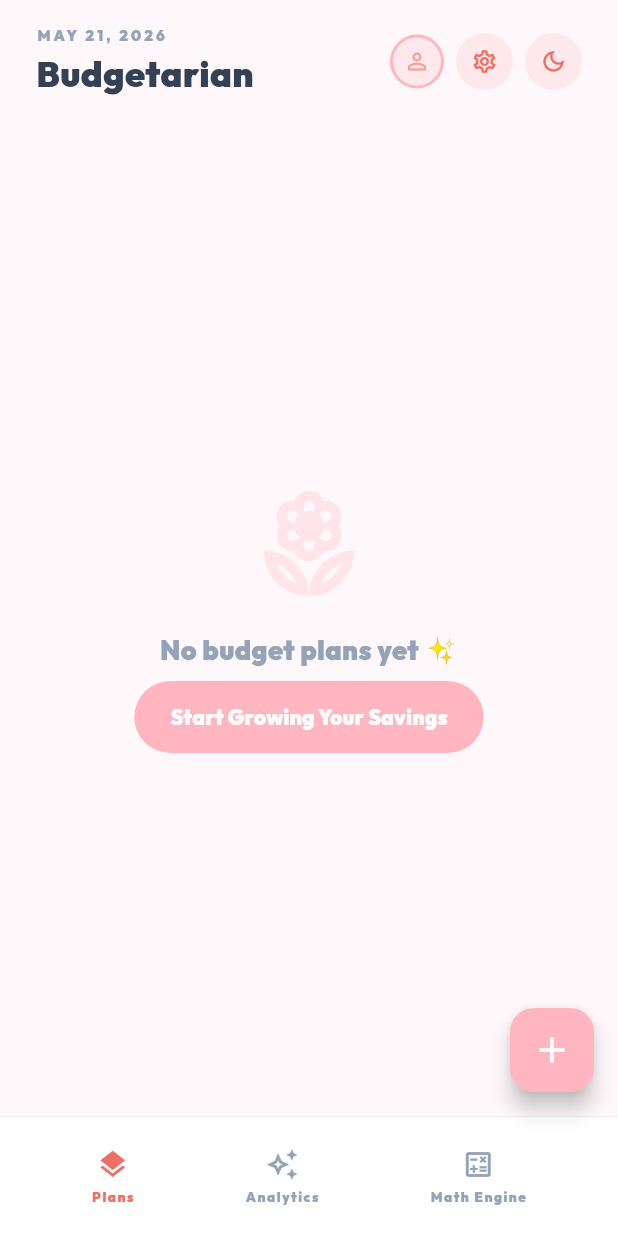
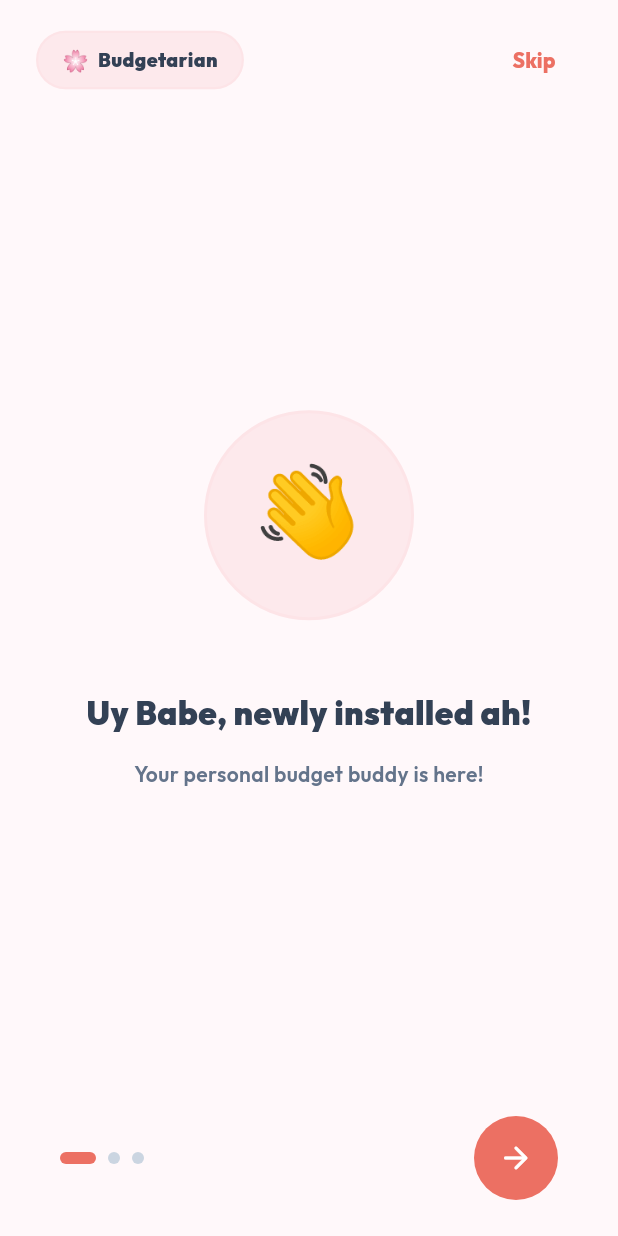
Before and after one commit to kael13/Personalized-Budget-Tracker, a Flutter app: the screen it shows after launch, on a phone screen of 412 x 824 dp. Run offline on Flutter 3.47's test engine with Material 3 defaults, Android fonts, the phone set to English and light mode, and no system bars; drawn by our look-alikes of flutter_animate; our stand-ins replace fl_chart, flutter_local_notifications, google_fonts, image_picker, shared_preferences, sqflite and 1 more; accounts and stored records are empty.

Commit message:
add page

```diff
--- a/flutter/lib/main.dart
+++ b/flutter/lib/main.dart
@@ -4,6 +4,7 @@ import 'package:provider/provider.dart';
 import 'package:google_fonts/google_fonts.dart';
 import 'providers/app_state.dart';
 import 'screens/home_screen.dart';
+import 'screens/onboarding_screen.dart';
 import 'theme/app_colors.dart';
 import 'services/notification_service.dart';
 
@@ -55,7 +56,7 @@ class BudgetarianApp extends StatelessWidget {
           color: Colors.white,
           shape: RoundedRectangleBorder(
             borderRadius: BorderRadius.circular(32),
-            side: const BorderSide(color: Color(0x1BFFB6C1), width: 2), // border-pastel-pink/10
+            side: const BorderSide(color: Color(0x1BFFB6C1), width: 2),
           ),
         ),
       ),
@@ -80,11 +81,55 @@ class BudgetarianApp extends StatelessWidget {
           color: AppColors.slate900,
           shape: RoundedRectangleBorder(
             borderRadius: BorderRadius.circular(32),
-            side: const BorderSide(color: Color(0x33FFB6C1), width: 2), // border-pastel-pink/20
+            side: const BorderSide(color: Color(0x33FFB6C1), width: 2),
           ),
         ),
       ),
-      home: const HomeScreen(),
+      home: _AppEntry(),
     );
   }
 }
+
+class _AppEntry extends StatelessWidget {
+  @override
+  Widget build(BuildContext context) {
+    final appState = context.watch<AppState>();
+    final isDark = Theme.of(context).brightness == Brightness.dark;
+
+    if (!appState.isInitialized) {
+      return Scaffold(
+        backgroundColor: isDark ? AppColors.slate950 : AppColors.backgroundSoft,
+        body: Center(
+          child: Column(
+            mainAxisAlignment: MainAxisAlignment.center,
+            children: [
+              const Text(
+                '🌸',
+                style: TextStyle(fontSize: 48),
+              ),
+              const SizedBox(height: 16),
+              Text(
+                'Budgetarian',
+                style: GoogleFonts.outfit(
+                  fontSize: 28,
+                  fontWeight: FontWeight.w900,
+                  color: isDark ? Colors.white : AppColors.slate700,
+                ),
+              ),
+              const SizedBox(height: 24),
+              const CircularProgressIndicator(
+                color: AppColors.pastelPink,
+              ),
+            ],
+          ),
+        ),
+      );
+    }
+
+    if (!appState.hasSeenOnboarding) {
+      return const OnboardingScreen();
+    }
+
+    return const HomeScreen();
+  }
+}
--- a/flutter/lib/providers/app_state.dart
+++ b/flutter/lib/providers/app_state.dart
@@ -11,9 +11,13 @@ class AppState extends ChangeNotifier {
   bool _isDarkMode = false;
   List<BudgetAllocation> _budgets = [];
   bool _isLoading = true;
+  bool _isInitialized = false;
   String _activeTab = 'dashboard'; // 'dashboard', 'analytics', 'calculator'
   bool _isEditMode = false;
   List<String> _selectedBudgetIds = [];
+
+  // Onboarding state
+  bool _hasSeenOnboarding = false;
 
   // Settings fields
   String? _profilePicturePath;
@@ -26,9 +30,12 @@ class AppState extends ChangeNotifier {
   bool get isDarkMode => _isDarkMode;
   List<BudgetAllocation> get budgets => _budgets;
   bool get isLoading => _isLoading;
+  bool get isInitialized => _isInitialized;
   String get activeTab => _activeTab;
   bool get isEditMode => _isEditMode;
   List<String> get selectedBudgetIds => _selectedBudgetIds;
+
+  bool get hasSeenOnboarding => _hasSeenOnboarding;
 
   String? get profilePicturePath => _profilePicturePath;
   bool get notificationsEnabled => _notificationsEnabled;
@@ -45,12 +52,15 @@ class AppState extends ChangeNotifier {
     await loadTheme();
     await _loadSettings();
     await loadBudgets();
+    _isInitialized = true;
+    notifyListeners();
   }
 
   // ─── Settings persistence ────────────────────────────────────────
 
   Future<void> _loadSettings() async {
     final prefs = await SharedPreferences.getInstance();
+    _hasSeenOnboarding = prefs.getBool('has_seen_onboarding') ?? false;
     _profilePicturePath = prefs.getString('profile_picture_path');
     _notificationsEnabled = prefs.getBool('notifications_enabled') ?? true;
     _notifThresholdAlerts = prefs.getBool('notif_threshold_alerts') ?? true;
@@ -148,6 +158,13 @@ class AppState extends ChangeNotifier {
     _profilePicturePath = null;
     final prefs = await SharedPreferences.getInstance();
     await prefs.remove('profile_picture_path');
+    notifyListeners();
+  }
+
+  Future<void> setSeenOnboarding() async {
+    _hasSeenOnboarding = true;
+    final prefs = await SharedPreferences.getInstance();
+    await prefs.setBool('has_seen_onboarding', true);
     notifyListeners();
   }
 
--- /dev/null
+++ b/flutter/lib/screens/onboarding_screen.dart
@@ -0,0 +1,439 @@
+import 'dart:io';
+import 'package:flutter/material.dart';
+import 'package:google_fonts/google_fonts.dart';
+import 'package:provider/provider.dart';
+import 'package:image_picker/image_picker.dart';
+import '../providers/app_state.dart';
+import '../theme/app_colors.dart';
+
+class OnboardingScreen extends StatefulWidget {
+  const OnboardingScreen({super.key});
+
+  @override
+  State<OnboardingScreen> createState() => _OnboardingScreenState();
+}
+
+class _OnboardingScreenState extends State<OnboardingScreen> {
+  final PageController _pageController = PageController();
+  final ImagePicker _picker = ImagePicker();
+  int _currentPage = 0;
+
+  static const _slides = [
+    _SlideData(
+      emoji: '👋',
+      title: 'Uy Babe, newly installed ah!',
+      subtitle: 'Your personal budget buddy is here!',
+    ),
+    _SlideData(
+      emoji: '💖',
+      title: 'I made this app for you,\nto track your budget expenses!',
+      subtitle: 'Every centavo counts when we plan together.',
+    ),
+    _SlideData(
+      emoji: '💰',
+      title: 'Enge pera yaman e!\njoke hahaha!',
+      subtitle: 'Let\'s start building your savings journey!',
+    ),
+  ];
+
+  @override
+  void dispose() {
+    _pageController.dispose();
+    super.dispose();
+  }
+
+  Future<void> _pickImage(ImageSource source) async {
+    final xFile = await _picker.pickImage(source: source, maxWidth: 512, maxHeight: 512);
+    if (xFile != null && mounted) {
+      await context.read<AppState>().setProfilePicture(xFile.path);
+    }
+  }
+
+  void _showImagePickerSheet() {
+    final appState = context.read<AppState>();
+
+    showModalBottomSheet(
+      context: context,
+      backgroundColor: Colors.transparent,
+      builder: (ctx) {
+        final isDark = Theme.of(ctx).brightness == Brightness.dark;
+        return Container(
+          padding: const EdgeInsets.symmetric(vertical: 24),
+          decoration: BoxDecoration(
+            color: isDark ? AppColors.slate900 : Colors.white,
+            borderRadius: const BorderRadius.vertical(top: Radius.circular(32)),
+          ),
+          child: Column(
+            mainAxisSize: MainAxisSize.min,
+            children: [
+              Container(
+                width: 40,
+                height: 4,
+                decoration: BoxDecoration(
+                  color: isDark ? AppColors.slate700 : AppColors.slate300,
+                  borderRadius: BorderRadius.circular(2),
+                ),
+              ),
+              const SizedBox(height: 20),
+              Text(
+                'Profile Picture',
+                style: GoogleFonts.outfit(
+                  fontSize: 18,
+                  fontWeight: FontWeight.w900,
+                  color: isDark ? Colors.white : AppColors.slate700,
+                ),
+              ),
+              const SizedBox(height: 16),
+              ListTile(
+                leading: const Icon(Icons.camera_alt_outlined, color: AppColors.pastelPinkDark),
+                title: Text('Take Photo', style: GoogleFonts.outfit(fontWeight: FontWeight.w600)),
+                onTap: () {
+                  Navigator.pop(ctx);
+                  _pickImage(ImageSource.camera);
+                },
+              ),
+              ListTile(
+                leading: const Icon(Icons.photo_library_outlined, color: AppColors.pastelPinkDark),
+                title: Text('Choose from Gallery', style: GoogleFonts.outfit(fontWeight: FontWeight.w600)),
+                onTap: () {
+                  Navigator.pop(ctx);
+                  _pickImage(ImageSource.gallery);
+                },
+              ),
+              if (appState.profilePicturePath != null)
+                ListTile(
+                  leading: const Icon(Icons.delete_outline, color: Colors.redAccent),
+                  title: Text('Remove Photo', style: GoogleFonts.outfit(fontWeight: FontWeight.w600, color: Colors.redAccent)),
+                  onTap: () {
+                    Navigator.pop(ctx);
+                    appState.removeProfilePicture();
+                  },
+                ),
+            ],
+          ),
+        );
+      },
+    );
+  }
+
+  void _onNext() {
+    _pageController.nextPage(
+      duration: const Duration(milliseconds: 400),
+      curve: Curves.easeInOut,
+    );
+  }
+
+  void _onSkip() {
+    _pageController.animateToPage(
+      _slides.length,
+      duration: const Duration(milliseconds: 400),
+      curve: Curves.easeInOut,
+    );
+  }
+
+  Future<void> _onGetStarted() async {
+    await context.read<AppState>().setSeenOnboarding();
+  }
+
+  @override
+  Widget build(BuildContext context) {
+    final isDark = Theme.of(context).brightness == Brightness.dark;
+    final appState = context.watch<AppState>();
+
+    return Scaffold(
+      backgroundColor: isDark ? AppColors.slate950 : AppColors.backgroundSoft,
+      body: SafeArea(
+        child: Column(
+          children: [
+            // Top bar: mini app name banner + skip
+            Padding(
+              padding: const EdgeInsets.symmetric(horizontal: 24, vertical: 16),
+              child: Row(
+                mainAxisAlignment: MainAxisAlignment.spaceBetween,
+                children: [
+                  Container(
+                    padding: const EdgeInsets.symmetric(horizontal: 16, vertical: 8),
+                    decoration: BoxDecoration(
+                      color: AppColors.pastelPinkLight.withValues(alpha: isDark ? 0.15 : 0.5),
+                      borderRadius: BorderRadius.circular(20),
+                      border: Border.all(
+                        color: isDark ? const Color(0x33FFB6C1) : const Color(0x1BFFB6C1),
+                        width: 1.5,
+                      ),
+                    ),
+                    child: Row(
+                      mainAxisSize: MainAxisSize.min,
+                      children: [
+                        const Text('🌸', style: TextStyle(fontSize: 14)),
+                        const SizedBox(width: 6),
+                        Text(
+                          'Budgetarian',
+                          style: GoogleFonts.outfit(
+                            fontSize: 13,
+                            fontWeight: FontWeight.w900,
+                            color: isDark ? Colors.white : AppColors.slate700,
+                          ),
+                        ),
+                      ],
+                    ),
+                  ),
+                  if (_currentPage < _slides.length)
+                    TextButton(
+                      onPressed: _onSkip,
+                      child: Text(
+                        'Skip',
+                        style: GoogleFonts.outfit(
+                          fontSize: 14,
+                          fontWeight: FontWeight.w800,
+                          color: AppColors.pastelPinkDark,
+                        ),
+                      ),
+                    )
+                  else
+                    const SizedBox(width: 60),
+                ],
+              ),
+            ),
+
+            // Pages
+            Expanded(
+              child: PageView(
+                controller: _pageController,
+                onPageChanged: (index) {
+                  setState(() => _currentPage = index);
+                },
+                children: [
+                  for (final slide in _slides)
+                    _buildSlide(slide, isDark),
+                  _buildProfileSetupPage(appState, isDark),
+                ],
+              ),
+            ),
+
+            // Bottom controls
+            _buildBottomControls(isDark),
+          ],
+        ),
+      ),
+    );
+  }
+
+  Widget _buildSlide(_SlideData slide, bool isDark) {
+    return Padding(
+      padding: const EdgeInsets.symmetric(horizontal: 40),
+      child: Column(
+        mainAxisAlignment: MainAxisAlignment.center,
+        children: [
+          Container(
+            width: 140,
+            height: 140,
+            decoration: BoxDecoration(
+              color: AppColors.pastelPinkLight.withValues(alpha: isDark ? 0.15 : 0.5),
+              shape: BoxShape.circle,
+              border: Border.all(
+                color: isDark ? const Color(0x33FFB6C1) : const Color(0x1BFFB6C1),
+                width: 2,
+              ),
+            ),
+            child: Center(
+              child: Text(slide.emoji, style: const TextStyle(fontSize: 60)),
+            ),
+          ),
+          const SizedBox(height: 48),
+          Text(
+            slide.title,
+            textAlign: TextAlign.center,
+            style: GoogleFonts.outfit(
+              fontSize: 22,
+              fontWeight: FontWeight.w900,
+              color: isDark ? Colors.white : AppColors.slate700,
+              height: 1.3,
+            ),
+          ),
+          const SizedBox(height: 16),
+          Text(
+            slide.subtitle,
+            textAlign: TextAlign.center,
+            style: GoogleFonts.outfit(
+              fontSize: 14,
+              fontWeight: FontWeight.w600,
+              color: isDark ? AppColors.slate400 : AppColors.slate500,
+              height: 1.4,
+            ),
+          ),
+        ],
+      ),
+    );
+  }
+
+  Widget _buildProfileSetupPage(AppState appState, bool isDark) {
+    return Padding(
+      padding: const EdgeInsets.symmetric(horizontal: 40),
+      child: Column(
+        mainAxisAlignment: MainAxisAlignment.center,
+        children: [
+          Text(
+            'One last thing! 💕',
+            style: GoogleFonts.outfit(
+              fontSize: 24,
+              fontWeight: FontWeight.w900,
+              color: isDark ? Colors.white : AppColors.slate700,
+            ),
+          ),
+          const SizedBox(height: 12),
+          Text(
+            'Set up your profile picture\nor skip for now.',
+            textAlign: TextAlign.center,
+            style: GoogleFonts.outfit(
+              fontSize: 14,
+              fontWeight: FontWeight.w600,
+              color: isDark ? AppColors.slate400 : AppColors.slate500,
+              height: 1.4,
+            ),
+          ),
+          const SizedBox(height: 40),
+          GestureDetector(
+            onTap: _showImagePickerSheet,
+            child: Stack(
+              children: [
+                Container(
+                  width: 120,
+                  height: 120,
+                  decoration: BoxDecoration(
+                    shape: BoxShape.circle,
+                    color: AppColors.pastelPinkLight.withValues(alpha: isDark ? 0.2 : 0.5),
+                    border: Border.all(color: AppColors.pastelPink, width: 3),
+                    image: appState.profilePicturePath != null
+                        ? DecorationImage(
+                            image: FileImage(File(appState.profilePicturePath!)),
+                            fit: BoxFit.cover,
+                          )
+                        : null,
+                  ),
+                  child: appState.profilePicturePath == null
+                      ? Icon(Icons.person_outline, size: 56, color: AppColors.pastelPinkDark.withValues(alpha: 0.6))
+                      : null,
+                ),
+                Positioned(
+                  bottom: 0,
+                  right: 0,
+                  child: Container(
+                    padding: const EdgeInsets.all(8),
+                    decoration: const BoxDecoration(
+                      color: AppColors.pastelPinkDark,
+                      shape: BoxShape.circle,
+                    ),
+                    child: const Icon(Icons.camera_alt, size: 20, color: Colors.white),
+                  ),
+                ),
+              ],
+            ),
+          ),
+          const SizedBox(height: 12),
+          Text(
+            'Tap to set profile picture',
+            style: GoogleFonts.outfit(
+              fontSize: 12,
+              fontWeight: FontWeight.w700,
+              color: isDark ? AppColors.slate400 : AppColors.slate500,
+            ),
+          ),
+          const SizedBox(height: 40),
+          SizedBox(
+            width: double.infinity,
+            child: ElevatedButton(
+              onPressed: _onGetStarted,
+              style: ElevatedButton.styleFrom(
+                backgroundColor: AppColors.pastelPink,
+                padding: const EdgeInsets.symmetric(vertical: 16),
+                shape: RoundedRectangleBorder(
+                  borderRadius: BorderRadius.circular(24),
+                ),
+                elevation: 0,
+              ),
+              child: Text(
+                'Get Started',
+                style: GoogleFonts.outfit(
+                  fontSize: 16,
+                  fontWeight: FontWeight.w900,
+                  color: Colors.white,
+                ),
+              ),
+            ),
+          ),
+          const SizedBox(height: 12),
+          TextButton(
+            onPressed: _onGetStarted,
+            child: Text(
+              'Skip for now',
+              style: GoogleFonts.outfit(
+                fontSize: 13,
+                fontWeight: FontWeight.w700,
+                color: AppColors.pastelPinkDark,
+              ),
+            ),
+          ),
+        ],
+      ),
+    );
+  }
+
+  Widget _buildBottomControls(bool isDark) {
+    return Padding(
+      padding: const EdgeInsets.symmetric(horizontal: 40, vertical: 24),
+      child: Row(
+        mainAxisAlignment: MainAxisAlignment.spaceBetween,
+        children: [
+          if (_currentPage < _slides.length)
+            Row(
+              children: List.generate(_slides.length, (i) {
+                final isActive = i == _currentPage;
+                return AnimatedContainer(
+                  duration: const Duration(milliseconds: 300),
+                  margin: const EdgeInsets.only(right: 8),
+                  width: isActive ? 24 : 8,
+                  height: 8,
+                  decoration: BoxDecoration(
+                    color: isActive
+                        ? AppColors.pastelPinkDark
+                        : (isDark ? AppColors.slate700 : AppColors.slate300),
+                    borderRadius: BorderRadius.circular(4),
+                  ),
+                );
+              }),
+            )
+          else
+            const Spacer(),
+          if (_currentPage < _slides.length)
+            GestureDetector(
+              onTap: _onNext,
+              child: Container(
+                padding: const EdgeInsets.all(16),
+                decoration: const BoxDecoration(
+                  color: AppColors.pastelPinkDark,
+                  shape: BoxShape.circle,
+                ),
+                child: const Icon(
+                  Icons.arrow_forward_rounded,
+                  color: Colors.white,
+                  size: 24,
+                ),
+              ),
+            ),
+        ],
+      ),
+    );
+  }
+}
+
+class _SlideData {
+  final String emoji;
+  final String title;
+  final String subtitle;
+
+  const _SlideData({
+    required this.emoji,
+    required this.title,
+    required this.subtitle,
+  });
+}
```
